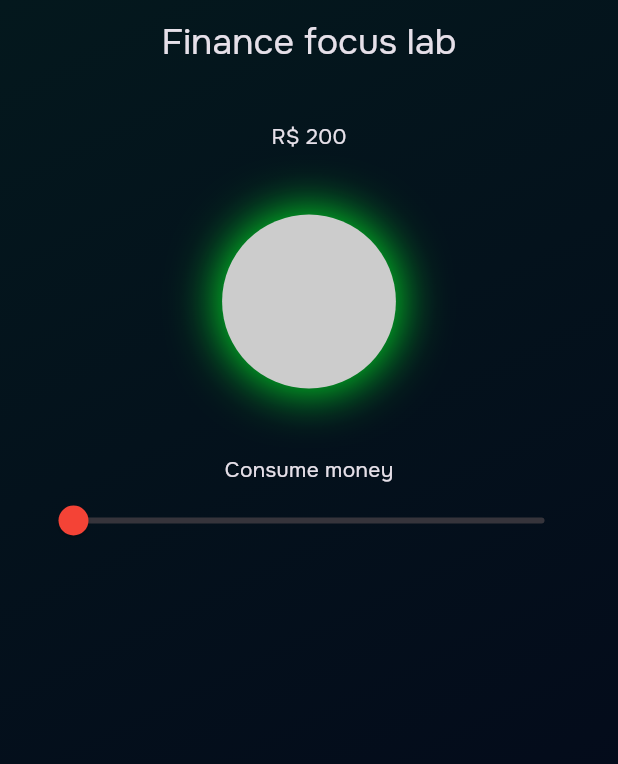
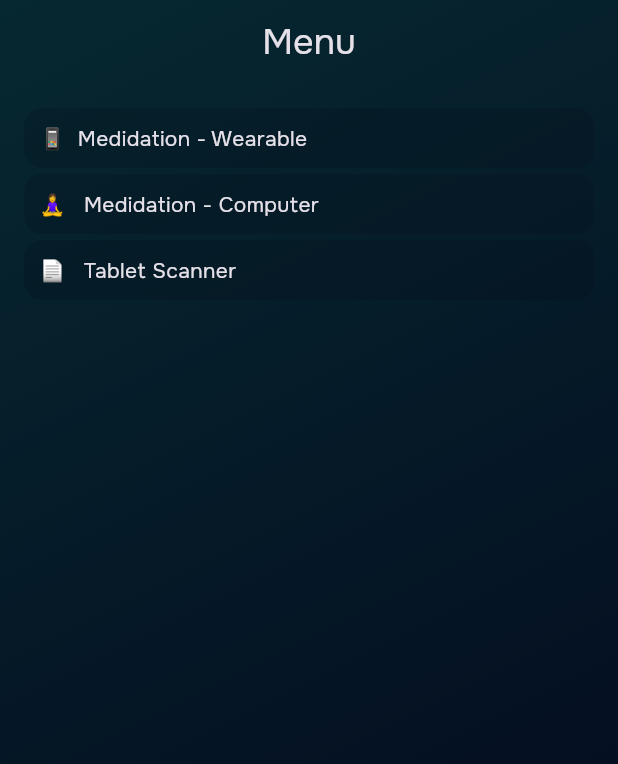
Before and after one commit to pietroid/focuslab, a Flutter app: the screen it shows after launch, on a phone screen of 412 x 824 dp. Shown: the top 764 px of the screen. Run offline on Flutter 3.47's test engine with Material 3 defaults, Android fonts, the phone set to English and light mode, and no system bars; our stand-ins replace bloc, flutter_bloc, google_fonts, youtube_player_iframe; generated files the repository leaves out were written again.

Commit message:
wip: menu styling

```diff
--- a/lib/app/view/app.dart
+++ b/lib/app/view/app.dart
@@ -1,8 +1,7 @@
 import 'package:app_ui/app_ui.dart';
-import 'package:flutter/cupertino.dart';
 import 'package:flutter/material.dart';
-import 'package:focuslab/counter/counter.dart';
 import 'package:focuslab/l10n/l10n.dart';
+import 'package:focuslab/menu/view/menu_page.dart';
 
 class App extends StatelessWidget {
   const App({super.key});
@@ -13,7 +12,7 @@ class App extends StatelessWidget {
       debugShowCheckedModeBanner: false,
       localizationsDelegates: AppLocalizations.localizationsDelegates,
       supportedLocales: AppLocalizations.supportedLocales,
-      home: const CounterPage(),
+      home: const MenuPage(),
       color: AppColors.primaryColor,
       theme: AppTheme().themeData,
     );
--- a/lib/counter/widgets/card.dart
+++ b/lib/counter/widgets/card.dart
@@ -13,10 +13,10 @@ class DefaultCard extends StatelessWidget {
   @override
   Widget build(BuildContext context) {
     return Container(
-      padding: const EdgeInsets.all(AppSpacing.xxsmall),
+      padding: const EdgeInsets.all(10),
       decoration: BoxDecoration(
-        color: const Color.fromARGB(8, 255, 255, 255), // Default card color
-        borderRadius: BorderRadius.circular(AppSpacing.xxsmall),
+        color: const Color.fromARGB(45, 3, 6, 17), // Default card color
+        borderRadius: BorderRadius.circular(12),
         boxShadow: [
           // BoxShadow(
           //   color: Colors.black.withOpacity(0.2),
--- /dev/null
+++ b/lib/menu/view/menu_page.dart
@@ -0,0 +1,26 @@
+import 'package:app_ui/app_ui.dart';
+import 'package:flutter/widgets.dart';
+import 'package:focuslab/counter/widgets/card.dart';
+
+class MenuPage extends StatelessWidget {
+  const MenuPage({super.key});
+
+  @override
+  Widget build(BuildContext context) {
+    return DefaultScaffold(
+        title: 'Menu',
+        body: Padding(
+          padding: const EdgeInsets.all(16.0),
+          child: Column(
+            crossAxisAlignment: CrossAxisAlignment.stretch,
+            children: [
+              DefaultCard(child: Text('📱  Medidation - Wearable')),
+              SizedBox(height: 4.0), // Spacing between cards
+              DefaultCard(child: Text('🧘‍♀️   Medidation - Computer')),
+              SizedBox(height: 4.0), // Spacing between cards
+              DefaultCard(child: Text('📄   Tablet Scanner')),
+            ],
+          ),
+        ));
+  }
+}
--- a/packages/app_ui/lib/src/default_scaffold.dart
+++ b/packages/app_ui/lib/src/default_scaffold.dart
@@ -17,6 +17,7 @@ class DefaultScaffold extends StatelessWidget {
         appBar: AppBar(
             shadowColor: Colors.transparent,
             title: Text(
+              //textAlign: TextAlign.left,
               title,
               style: Theme.of(context).textTheme.headlineSmall,
             ),
@@ -29,8 +30,8 @@ class DefaultScaffold extends StatelessWidget {
           decoration: BoxDecoration(
             gradient: LinearGradient(
               colors: [
-                Color.fromARGB(255, 4, 24, 29), // Default card color
-                Color.fromARGB(255, 4, 6, 26), // Default background color
+                Color.fromARGB(255, 6, 40, 49), // Default card color
+                Color.fromARGB(255, 4, 4, 26), // Default background color
               ],
               begin: Alignment.topLeft,
               end: Alignment.bottomRight,
```
